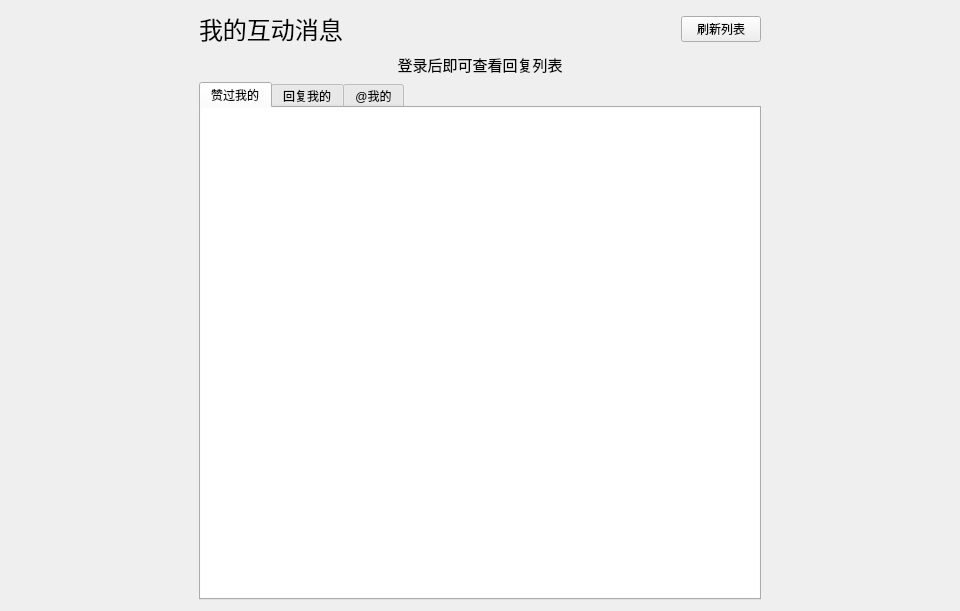
Above: src/resf/reply_at_me_page.ui from clb-128258/TiebaDesktop before the change. Below: the same form after it.
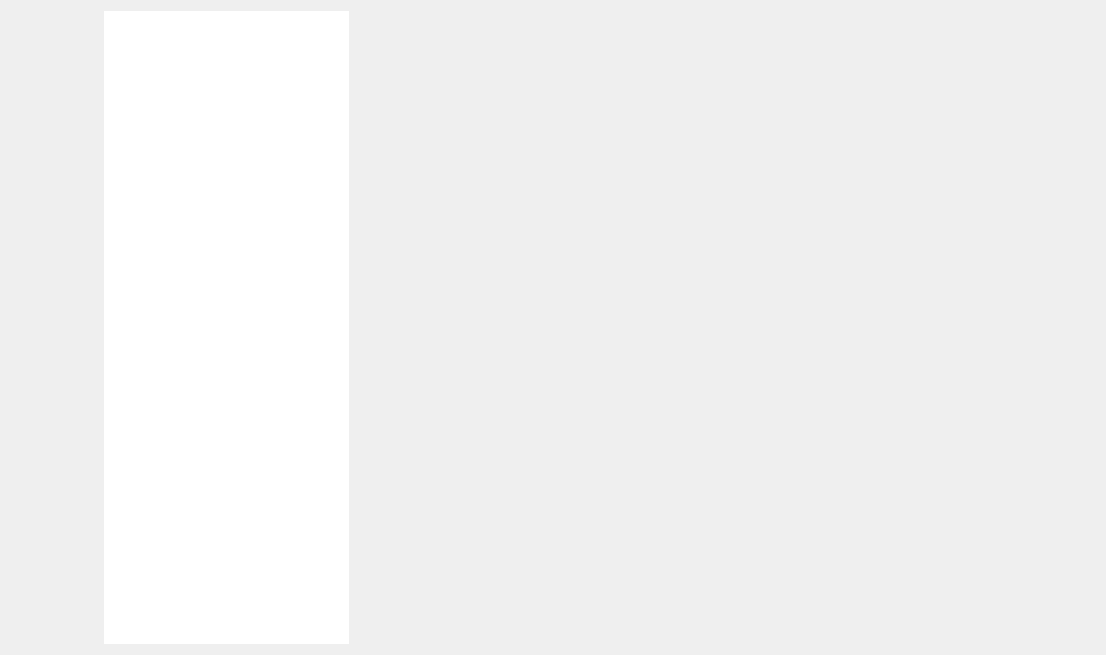
That is the form after the change.

What changed in the file:
```diff
--- a/src/resf/reply_at_me_page.ui
+++ b/src/resf/reply_at_me_page.ui
@@ -6,8 +6,8 @@
    <rect>
     <x>0</x>
     <y>0</y>
-    <width>960</width>
-    <height>611</height>
+    <width>1106</width>
+    <height>655</height>
    </rect>
   </property>
   <property name="font">
@@ -18,131 +18,44 @@
   <property name="windowTitle">
    <string>我的互动</string>
   </property>
-  <layout class="QGridLayout" name="gridLayout_4" columnstretch="2,6,2">
-   <item row="0" column="0">
+  <layout class="QHBoxLayout" name="horizontalLayout" stretch="1,3,7,1">
+   <item>
     <spacer name="horizontalSpacer_2">
      <property name="orientation">
       <enum>Qt::Horizontal</enum>
      </property>
      <property name="sizeType">
-      <enum>QSizePolicy::MinimumExpanding</enum>
+      <enum>QSizePolicy::Expanding</enum>
      </property>
      <property name="sizeHint" stdset="0">
       <size>
-       <width>0</width>
-       <height>0</height>
+       <width>20</width>
+       <height>100</height>
       </size>
      </property>
     </spacer>
    </item>
-   <item row="0" column="1">
+   <item>
+    <widget class="QFrame" name="frame">
+     <property name="minimumSize">
+      <size>
+       <width>245</width>
+       <height>0</height>
+      </size>
+     </property>
+     <property name="maximumSize">
+      <size>
+       <width>245</width>
+       <height>16777215</height>
+      </size>
+     </property>
+     <property name="frameShape">
+      <enum>QFrame::NoFrame</enum>
+     </property>
+     <property name="frameShadow">
+      <enum>QFrame::Raised</enum>
+     </property>
     <layout class="QGridLayout" name="gridLayout">
-     <item row="1" column="2">
-      <widget class="QPushButton" name="pushButton">
-       <property name="font">
-        <font>
-         <pointsize>9</pointsize>
-        </font>
-       </property>
-       <property name="text">
-        <string>刷新列表</string>
-       </property>
-      </widget>
-     </item>
-     <item row="1" column="1">
-      <spacer name="horizontalSpacer">
-       <property name="orientation">
-        <enum>Qt::Horizontal</enum>
-       </property>
-       <property name="sizeHint" stdset="0">
-        <size>
-         <width>40</width>
-         <height>20</height>
-        </size>
-       </property>
-      </spacer>
-     </item>
-     <item row="1" column="0">
-      <widget class="QLabel" name="label_2">
-       <property name="font">
-        <font>
-         <family>微软雅黑</family>
-         <pointsize>18</pointsize>
-        </font>
-       </property>
-       <property name="text">
-        <string>我的互动消息</string>
-       </property>
-       <property name="alignment">
-        <set>Qt::AlignLeading|Qt::AlignLeft|Qt::AlignVCenter</set>
-       </property>
-      </widget>
-     </item>
-     <item row="2" column="0" colspan="3">
-      <widget class="QLabel" name="label">
-       <property name="font">
-        <font>
-         <pointsize>11</pointsize>
-        </font>
-       </property>
-       <property name="text">
-        <string>登录后即可查看回复列表</string>
-       </property>
-       <property name="alignment">
-        <set>Qt::AlignCenter</set>
-       </property>
-      </widget>
-     </item>
-     <item row="3" column="0" colspan="3">
-      <widget class="QTabWidget" name="tabWidget">
-       <property name="font">
-        <font>
-         <pointsize>9</pointsize>
-        </font>
-       </property>
-       <property name="currentIndex">
-        <number>0</number>
-       </property>
-       <widget class="QWidget" name="tab_3">
-        <attribute name="title">
-         <string>赞过我的</string>
-        </attribute>
-        <layout class="QGridLayout" name="gridLayout_5">
-         <property name="leftMargin">
-          <number>0</number>
-         </property>
-         <property name="topMargin">
-          <number>0</number>
-         </property>
-         <property name="rightMargin">
-          <number>0</number>
-         </property>
-         <property name="bottomMargin">
-          <number>0</number>
-         </property>
-         <item row="0" column="0">
-          <widget class="QListWidget" name="listWidget_3">
-           <property name="frameShape">
-            <enum>QFrame::NoFrame</enum>
-           </property>
-           <property name="sizeAdjustPolicy">
-            <enum>QAbstractScrollArea::AdjustToContents</enum>
-           </property>
-           <property name="verticalScrollMode">
-            <enum>QAbstractItemView::ScrollPerPixel</enum>
-           </property>
-           <property name="horizontalScrollMode">
-            <enum>QAbstractItemView::ScrollPerPixel</enum>
-           </property>
-          </widget>
-         </item>
-        </layout>
-       </widget>
-       <widget class="QWidget" name="tab">
-        <attribute name="title">
-         <string>回复我的</string>
-        </attribute>
-        <layout class="QGridLayout" name="gridLayout_2">
          <property name="leftMargin">
           <number>0</number>
          </property>
@@ -157,41 +70,12 @@
          </property>
          <item row="0" column="0">
           <widget class="QListWidget" name="listWidget">
-           <property name="frameShape">
-            <enum>QFrame::NoFrame</enum>
-           </property>
-           <property name="sizeAdjustPolicy">
-            <enum>QAbstractScrollArea::AdjustToContents</enum>
-           </property>
-           <property name="verticalScrollMode">
-            <enum>QAbstractItemView::ScrollPerPixel</enum>
-           </property>
-           <property name="horizontalScrollMode">
-            <enum>QAbstractItemView::ScrollPerPixel</enum>
-           </property>
-          </widget>
-         </item>
-        </layout>
-       </widget>
-       <widget class="QWidget" name="tab_2">
-        <attribute name="title">
-         <string>@我的</string>
-        </attribute>
-        <layout class="QGridLayout" name="gridLayout_3">
-         <property name="leftMargin">
-          <number>0</number>
-         </property>
-         <property name="topMargin">
-          <number>0</number>
-         </property>
-         <property name="rightMargin">
-          <number>0</number>
-         </property>
-         <property name="bottomMargin">
-          <number>0</number>
-         </property>
-         <item row="0" column="0">
-          <widget class="QListWidget" name="listWidget_2">
+        <property name="maximumSize">
+         <size>
+          <width>16777215</width>
+          <height>16777215</height>
+         </size>
+        </property>
            <property name="frameShape">
             <enum>QFrame::NoFrame</enum>
            </property>
@@ -208,11 +92,11 @@
          </item>
         </layout>
        </widget>
-      </widget>
-     </item>
-    </layout>
+   </item>
+   <item>
+    <widget class="QWidget" name="sessionDetailWidget" native="true"/>
    </item>
-   <item row="0" column="2">
+   <item>
     <spacer name="horizontalSpacer_3">
      <property name="orientation">
       <enum>Qt::Horizontal</enum>
@@ -222,8 +106,8 @@
      </property>
      <property name="sizeHint" stdset="0">
       <size>
-       <width>0</width>
-       <height>0</height>
+       <width>20</width>
+       <height>100</height>
       </size>
      </property>
     </spacer>
```
Left out of the diff: 2 changed lines with no effect on the pictures. Lines whose indentation alone changed are shown as unchanged.
